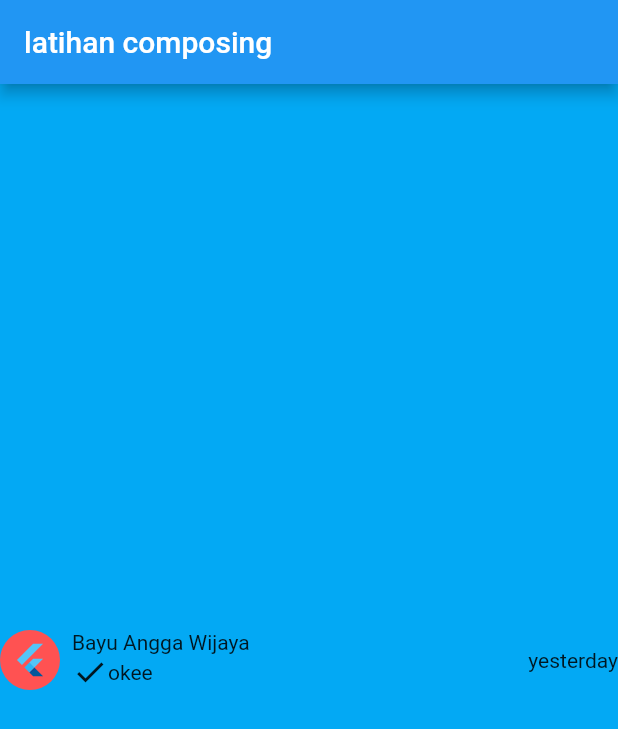
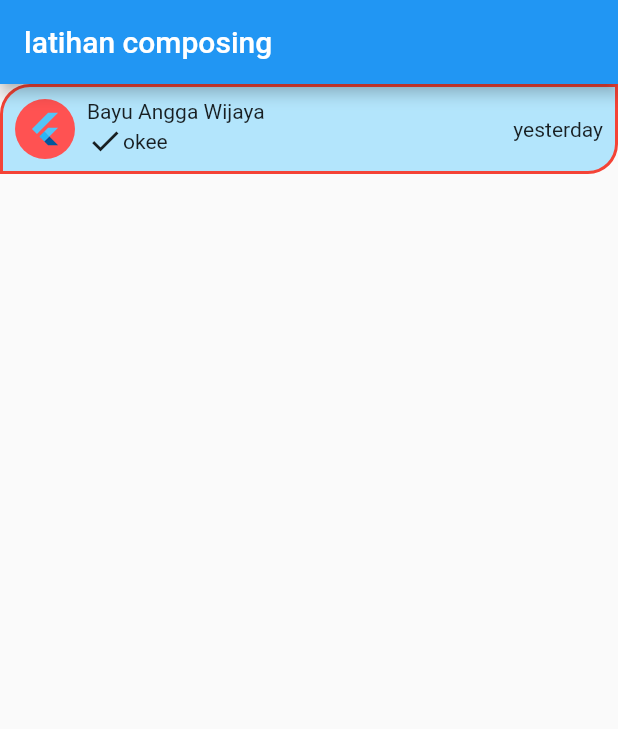
Before and after one commit to kanaydo/composing, a Flutter app: the screen it shows after launch, on a phone screen of 412 x 824 dp. Shown: the top 729 px of the screen. Run offline on Flutter 3.47's test engine with Material 2 defaults, Android fonts, the phone set to English and light mode, and no system bars.

Commit message:
update project

```diff
--- a/lib/main.dart
+++ b/lib/main.dart
@@ -27,8 +27,21 @@
       appBar: AppBar(
         title: Text('latihan composing'),
       ),
-      body: Container(
-        color: Colors.lightBlue,
+      body: Column(
+        children: [
+          Container(
+            padding: EdgeInsets.symmetric(horizontal: 8),
+            decoration: BoxDecoration(
+              color: Colors.lightBlue.shade100,
+              border: Border.all(
+                color: Colors.red,
+                width: 2
+              ),
+              borderRadius: BorderRadius.only(
+                topLeft: Radius.circular(20),
+                bottomRight: Radius.circular(20)
+              )
+            ),
             child: Row(
               children: [
                 const CircleAvatar(
@@ -57,6 +70,8 @@
               ],
             ),
           ),
+        ],
+      ),
     );
   }
 }
```
Lines whose indentation alone changed are shown as unchanged.
